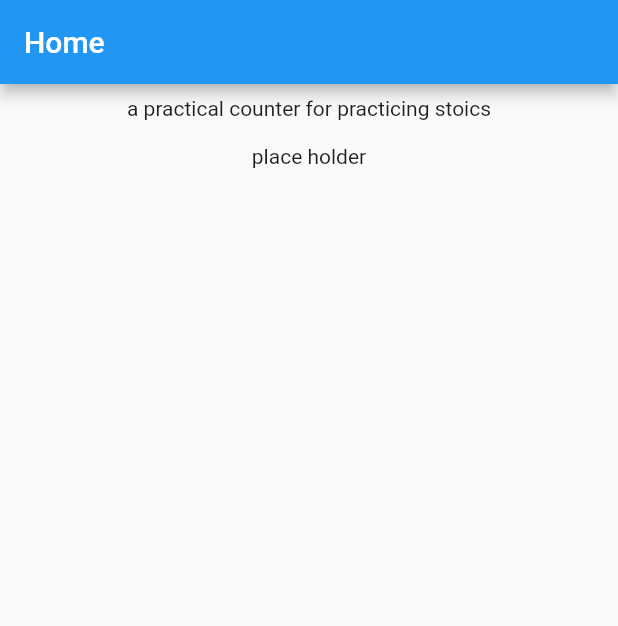
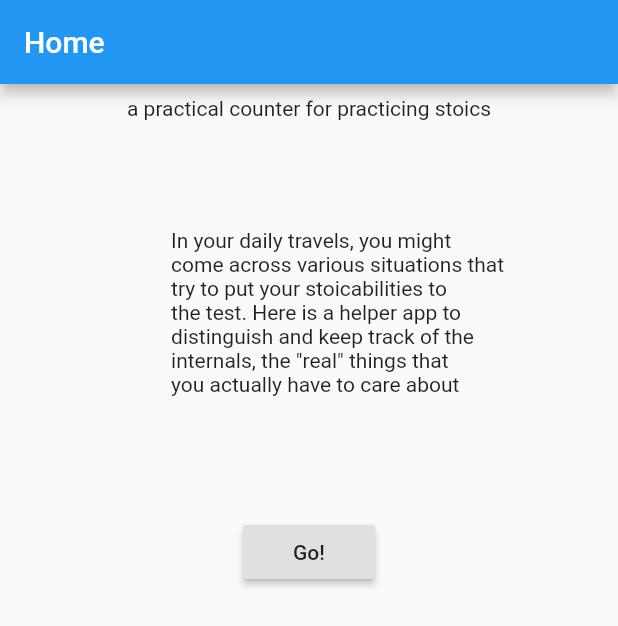
Before and after one commit to AthulMuralidhar/stoiC, a Flutter app: the screen it shows after launch, on a phone screen of 412 x 824 dp. Shown: the top 626 px of the screen. Run offline on Flutter 3.47's test engine with Material 2 defaults, Android fonts, the phone set to English and light mode, and no system bars.

Commit message:
Added navigation and an overview page

```diff
--- a/lib/main.dart
+++ b/lib/main.dart
@@ -23,13 +23,57 @@ class HomeScreen extends StatelessWidget{
             widthFactor: 2.0,
             heightFactor: 2.0,
           ),
-          Center(
-            child: Text('place holder'),
+          Align(
+            alignment: Alignment.center,
+            child: Text('''
+            In your daily travels, you might
+            come across various situations that
+            try to put your stoicabilities to
+            the test. Here is a helper app to
+            distinguish and keep track of the
+            internals, the "real" things that
+            you actually have to care about
+           '''
+           ),
             widthFactor: 2.0,
             heightFactor: 2.0,
+          ),
+          Center(
+            child: RaisedButton(
+                onPressed: (){
+                  Navigator.push(
+                      context,
+                      MaterialPageRoute(builder: (context)=>OverviewScreen()),
+                  );
+                },
+              child: Text('Go!'),
+            ),
           ),
         ],
       )
       );
   }
 }
+
+class OverviewScreen extends StatelessWidget{
+  @override
+  Widget build(BuildContext context) {
+    return Scaffold(
+      appBar: AppBar(
+          title:Text('Overview screen!'),
+    ),
+    body: Center(
+    child: Column(
+    children: <Widget>[
+      RaisedButton(
+        child: Text('Go back'),
+        onPressed: (){
+          Navigator.pop(context);
+          },
+        ),
+      ],
+    ),
+    ),
+    );
+  }
+}
```
